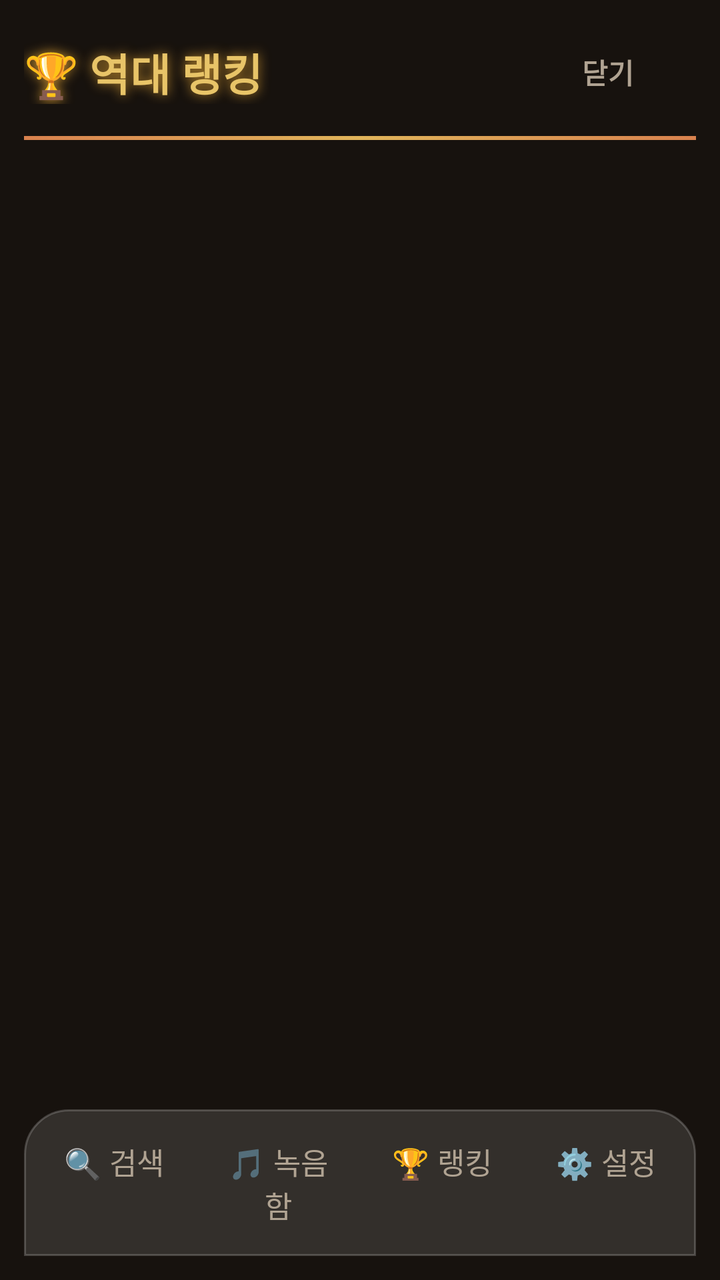
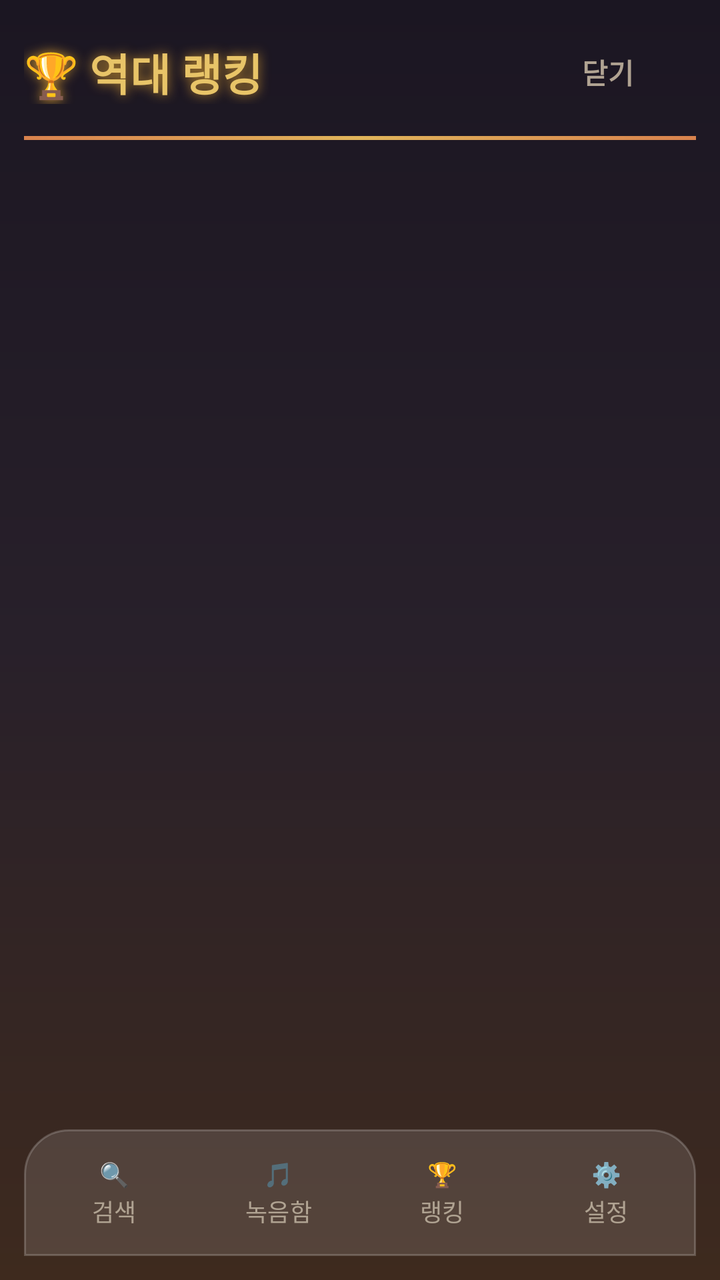

The first picture is an Android layout as it rendered before a commit; the second is the same layout after the commit. The layout source and the unified diff follow.
<!-- AndroidManifest.xml: application theme Theme.Karaoke -->
<!-- res/layout/activity_ranking.xml -->
<?xml version="1.0" encoding="utf-8"?>
<LinearLayout xmlns:android="http://schemas.android.com/apk/res/android"
    android:layout_width="match_parent"
    android:layout_height="match_parent"
    android:orientation="vertical"
    android:background="@color/tj_bg"
    android:padding="12dp">

    <LinearLayout
        android:layout_width="match_parent"
        android:layout_height="wrap_content"
        android:orientation="horizontal"
        android:gravity="center_vertical">

        <TextView
            android:layout_width="0dp"
            android:layout_height="wrap_content"
            android:layout_weight="1"
            android:text="🏆 역대 랭킹"
            android:textSize="22sp"
            android:textStyle="bold"
            android:textColor="@color/tj_gold"
            android:shadowColor="@color/tj_gold_deep"
            android:shadowRadius="14" />

        <Button
            android:id="@+id/btn_back"
            style="?attr/materialButtonOutlinedStyle"
            android:layout_width="wrap_content"
            android:layout_height="wrap_content"
            android:text="닫기" />
    </LinearLayout>

    <View
        android:layout_width="match_parent"
        android:layout_height="2dp"
        android:layout_marginTop="8dp"
        android:background="@drawable/divider_gradient" />

    <TextView
        android:id="@+id/ranking_empty"
        android:layout_width="match_parent"
        android:layout_height="wrap_content"
        android:paddingTop="24dp"
        android:gravity="center"
        android:textSize="14sp"
        android:textColor="@color/tj_text_secondary"
        android:visibility="gone"
        android:text="아직 채점된 곡이 없습니다.\n노래를 부르면 랭킹에 오릅니다." />

    <androidx.recyclerview.widget.RecyclerView
        android:id="@+id/ranking_list"
        android:layout_width="match_parent"
        android:layout_height="0dp"
        android:layout_weight="1"
        android:paddingTop="12dp" />

    <include android:id="@+id/navbar" layout="@layout/include_navbar" />
</LinearLayout>
<!-- res/layout/include_navbar.xml (included above) -->
<?xml version="1.0" encoding="utf-8"?>
<LinearLayout xmlns:android="http://schemas.android.com/apk/res/android"
    android:layout_width="match_parent"
    android:layout_height="wrap_content"
    android:orientation="horizontal"
    android:background="@drawable/nav_bar_bg"
    android:layout_marginTop="8dp"
    android:paddingVertical="9dp"
    android:paddingHorizontal="4dp">

    <Button
        android:id="@+id/nav_search"
        style="@style/Widget.Material3.Button.TextButton"
        android:layout_width="0dp"
        android:layout_height="wrap_content"
        android:layout_weight="1"
        android:minHeight="0dp"
        android:insetTop="4dp"
        android:insetBottom="4dp"
        android:textSize="15sp"
        android:textColor="@color/tj_text_secondary"
        android:text="🔍 검색" />

    <Button
        android:id="@+id/nav_recordings"
        style="@style/Widget.Material3.Button.TextButton"
        android:layout_width="0dp"
        android:layout_height="wrap_content"
        android:layout_weight="1"
        android:minHeight="0dp"
        android:insetTop="4dp"
        android:insetBottom="4dp"
        android:textSize="15sp"
        android:textColor="@color/tj_text_secondary"
        android:text="🎵 녹음함" />

    <Button
        android:id="@+id/nav_ranking"
        style="@style/Widget.Material3.Button.TextButton"
        android:layout_width="0dp"
        android:layout_height="wrap_content"
        android:layout_weight="1"
        android:minHeight="0dp"
        android:insetTop="4dp"
        android:insetBottom="4dp"
        android:textSize="15sp"
        android:textColor="@color/tj_text_secondary"
        android:text="🏆 랭킹" />

    <Button
        android:id="@+id/nav_settings"
        style="@style/Widget.Material3.Button.TextButton"
        android:layout_width="0dp"
        android:layout_height="wrap_content"
        android:layout_weight="1"
        android:minHeight="0dp"
        android:insetTop="4dp"
        android:insetBottom="4dp"
        android:textSize="15sp"
        android:textColor="@color/tj_text_secondary"
        android:text="⚙️ 설정" />
</LinearLayout>
<!-- resources referenced by this layout -->
<resources>
  <color name="tj_bg">#17120E</color>
  <color name="tj_gold">#E8C468</color>
  <color name="tj_gold_deep">#C8912F</color>
  <color name="tj_text_secondary">#B0A392</color>
  <!-- drawable divider_gradient (drawable) -->
  <?xml version="1.0" encoding="utf-8"?>
  <shape xmlns:android="http://schemas.android.com/apk/res/android" android:shape="rectangle">
      <gradient
          android:type="linear"
          android:angle="0"
          android:startColor="@color/tj_pink"
          android:centerColor="@color/tj_cyan"
          android:endColor="@color/tj_pink" />
  </shape>
  <!-- drawable nav_bar_bg (drawable) -->
  <?xml version="1.0" encoding="utf-8"?>
  <shape xmlns:android="http://schemas.android.com/apk/res/android" android:shape="rectangle">
      <corners android:topLeftRadius="22dp" android:topRightRadius="22dp" />
      <solid android:color="#1FFFFFFF" />
      <stroke android:width="1dp" android:color="#33FFFFFF" />
  </shape>
  <color name="tj_pink">#D9824E</color>
  <color name="tj_cyan">#E0B45A</color>
  <color name="tj_text_primary">#F2EBE3</color>
  <color name="tj_bg_deep">#0E0A07</color>
  <color name="tj_panel">#221A14</color>
  <color name="tj_panel_light">#2E241B</color>
  <color name="tj_text_hint">#7A6E60</color>
  <style name="Widget.Karaoke.Button" parent="Widget.Material3.Button">
          <item name="cornerRadius">20dp</item>
          <item name="android:textAllCaps">false</item>
          <item name="android:textStyle">bold</item>
          <item name="backgroundTint">@color/tj_pink</item>
          <item name="android:textColor">@color/tj_text_primary</item>
      </style>
  <style name="Widget.Karaoke.Button.Outlined" parent="Widget.Material3.Button.OutlinedButton">
          <item name="cornerRadius">20dp</item>
          <item name="android:textAllCaps">false</item>
          <item name="android:textStyle">bold</item>
          <item name="strokeColor">@color/tj_divider</item>
          <item name="android:textColor">@color/tj_text_secondary</item>
      </style>
  <style name="Widget.Karaoke.EditText" parent="Widget.AppCompat.EditText">
          <item name="android:background">@drawable/bg_search_field</item>
          <item name="android:textColor">@color/tj_text_primary</item>
          <item name="android:textColorHint">@color/tj_text_hint</item>
          <item name="android:paddingStart">16dp</item>
          <item name="android:paddingEnd">16dp</item>
      </style>
  <color name="tj_divider">#3A2E24</color>
  <!-- drawable bg_search_field (drawable) -->
  <?xml version="1.0" encoding="utf-8"?>
  <shape xmlns:android="http://schemas.android.com/apk/res/android" android:shape="rectangle">
      <corners android:radius="24dp" />
      <solid android:color="@color/tj_panel" />
      <stroke android:width="2dp" android:color="@color/tj_cyan" />
  </shape>
  <!-- drawable seek_thumb (drawable) -->
  <?xml version="1.0" encoding="utf-8"?>
  <shape xmlns:android="http://schemas.android.com/apk/res/android" android:shape="oval">
      <solid android:color="@color/tj_pink" />
      <stroke android:width="3dp" android:color="@color/tj_text_primary" />
      <size android:width="34dp" android:height="34dp" />
  </shape>
  <!-- unchanged entries left out for length: 2 -->
</resources>

<!-- the commit's change to res/layout/activity_ranking.xml (unified diff, before → after) -->
@@ -3,7 +3,7 @@
     android:layout_width="match_parent"
     android:layout_height="match_parent"
     android:orientation="vertical"
-    android:background="@color/tj_bg"
+    android:background="@drawable/app_bg_gradient"
     android:padding="12dp">
 
     <LinearLayout
@@ -65,7 +65,7 @@
     android:orientation="horizontal"
     android:background="@drawable/nav_bar_bg"
     android:layout_marginTop="8dp"
-    android:paddingVertical="9dp"
+    android:paddingVertical="8dp"
     android:paddingHorizontal="4dp">
 
     <Button
@@ -75,11 +75,13 @@
         android:layout_height="wrap_content"
         android:layout_weight="1"
         android:minHeight="0dp"
-        android:insetTop="4dp"
-        android:insetBottom="4dp"
-        android:textSize="15sp"
+        android:insetTop="2dp"
+        android:insetBottom="2dp"
+        android:lineSpacingExtra="2dp"
+        android:gravity="center"
+        android:textSize="12sp"
         android:textColor="@color/tj_text_secondary"
-        android:text="🔍 검색" />
+        android:text="🔍\n검색" />
 
     <Button
         android:id="@+id/nav_recordings"
@@ -88,11 +90,13 @@
         android:layout_height="wrap_content"
         android:layout_weight="1"
         android:minHeight="0dp"
-        android:insetTop="4dp"
-        android:insetBottom="4dp"
-        android:textSize="15sp"
+        android:insetTop="2dp"
+        android:insetBottom="2dp"
+        android:lineSpacingExtra="2dp"
+        android:gravity="center"
+        android:textSize="12sp"
         android:textColor="@color/tj_text_secondary"
-        android:text="🎵 녹음함" />
+        android:text="🎵\n녹음함" />
 
     <Button
         android:id="@+id/nav_ranking"
@@ -101,11 +105,13 @@
         android:layout_height="wrap_content"
         android:layout_weight="1"
         android:minHeight="0dp"
-        android:insetTop="4dp"
-        android:insetBottom="4dp"
-        android:textSize="15sp"
+        android:insetTop="2dp"
+        android:insetBottom="2dp"
+        android:lineSpacingExtra="2dp"
+        android:gravity="center"
+        android:textSize="12sp"
         android:textColor="@color/tj_text_secondary"
-        android:text="🏆 랭킹" />
+        android:text="🏆\n랭킹" />
 
     <Button
         android:id="@+id/nav_settings"
@@ -114,9 +120,11 @@
         android:layout_height="wrap_content"
         android:layout_weight="1"
         android:minHeight="0dp"
-        android:insetTop="4dp"
-        android:insetBottom="4dp"
-        android:textSize="15sp"
+        android:insetTop="2dp"
+        android:insetBottom="2dp"
+        android:lineSpacingExtra="2dp"
+        android:gravity="center"
+        android:textSize="12sp"
         android:textColor="@color/tj_text_secondary"
-        android:text="⚙️ 설정" />
+        android:text="⚙️\n설정" />
 </LinearLayout>
<!-- resource entries referenced after the edit -->
@@ -4,6 +4,16 @@
   <color name="tj_gold">#E8C468</color>
   <color name="tj_gold_deep">#C8912F</color>
   <color name="tj_text_secondary">#B0A392</color>
+  <!-- drawable app_bg_gradient (drawable) -->
+  <?xml version="1.0" encoding="utf-8"?>
+  <shape xmlns:android="http://schemas.android.com/apk/res/android" android:shape="rectangle">
+      <gradient
+          android:type="linear"
+          android:angle="270"
+          android:startColor="#1B1622"
+          android:centerColor="#28202A"
+          android:endColor="#3E2A1E" />
+  </shape>
   <!-- drawable divider_gradient (drawable) -->
   <?xml version="1.0" encoding="utf-8"?>
   <shape xmlns:android="http://schemas.android.com/apk/res/android" android:shape="rectangle">
